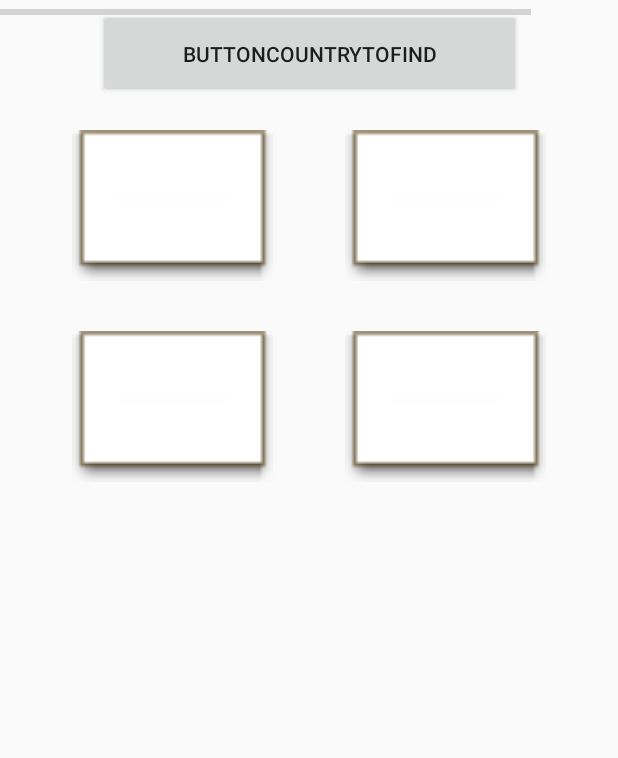
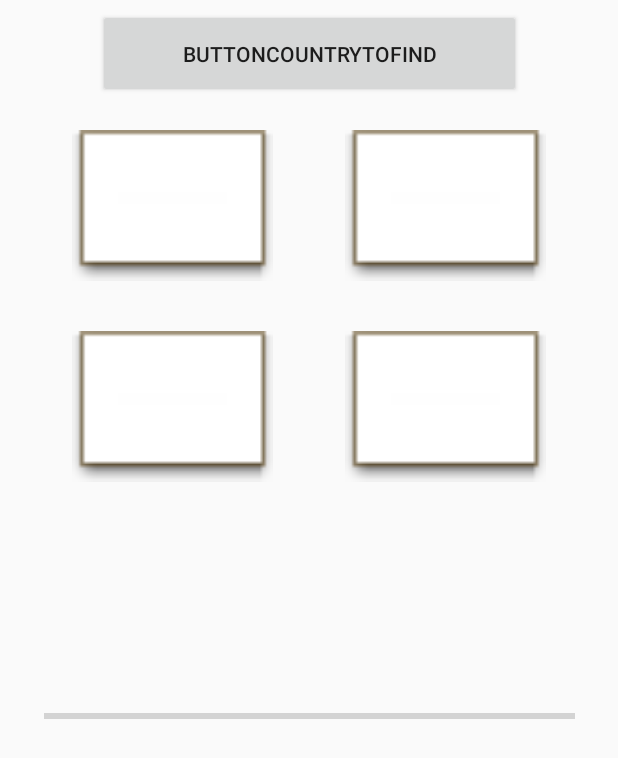
Before and after one commit to wasevitch/funWithFlags, an Android app: the layout fragment_quizz_img.xml on its own in the app's theme, with its tools: preview values and no code run, on a phone screen of 412 x 824 dp. Shown: the top 758 px of the screen. Run offline under Robolectric (Android 15) with nearby library versions, the phone set to English and light mode, and no system bars.

Commit message:
Fragments

```diff
--- a/app/src/main/res/layout/fragment_quizz_img.xml
+++ b/app/src/main/res/layout/fragment_quizz_img.xml
@@ -74,6 +74,9 @@
         style="?android:attr/progressBarStyleHorizontal"
         android:layout_width="354dp"
         android:layout_height="16dp"
-        tools:layout_editor_absoluteY="352dp"
-        tools:layout_editor_absoluteX="16dp" />
+        app:layout_constraintBottom_toBottomOf="parent"
+        app:layout_constraintTop_toBottomOf="@+id/imageViewImg4"
+        app:layout_constraintVertical_bias="0.285"
+        app:layout_constraintRight_toRightOf="parent"
+        app:layout_constraintLeft_toLeftOf="parent" />
 </android.support.constraint.ConstraintLayout>
```
